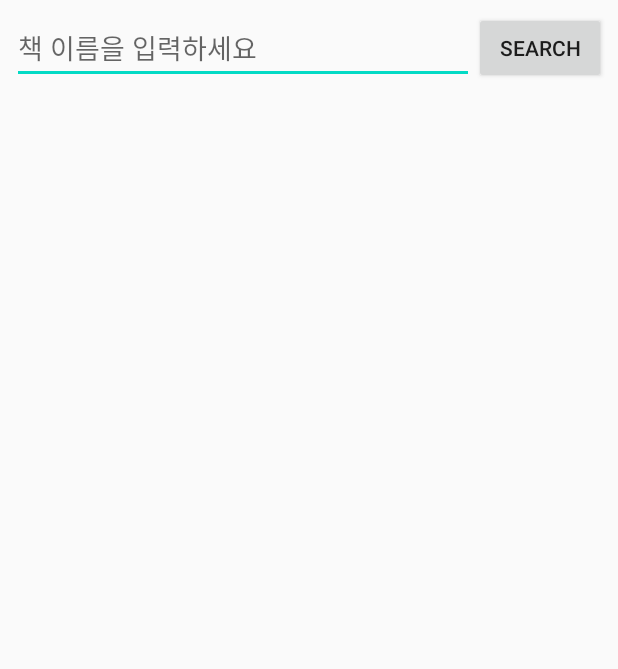
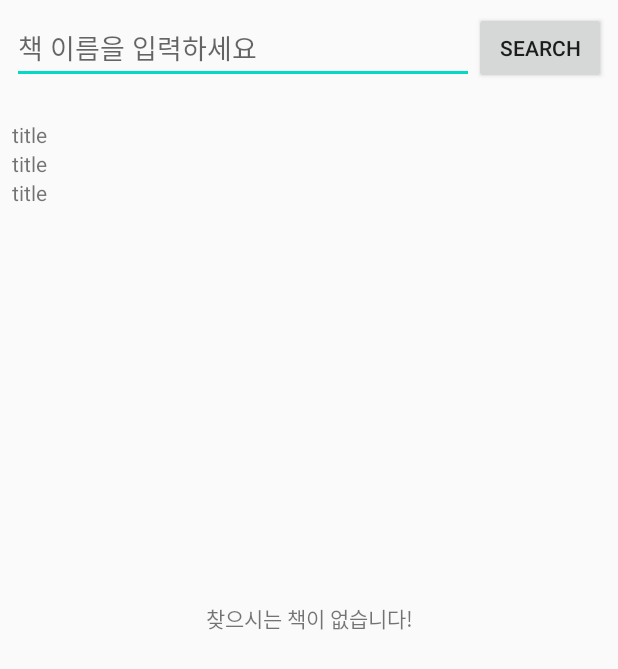
Before and after one commit to kiwi-choe/BookSearchingApp, an Android app: the layout fragment_books.xml on its own in the app's theme, with its tools: preview values and no code run, on a phone screen of 412 x 824 dp. Shown: the top 669 px of the screen. Run offline under Robolectric (Android 15) with nearby library versions, the phone set to English and light mode, and no system bars.

Commit message:
[ADD] Show searched books

```diff
--- a/app/build.gradle
+++ b/app/build.gradle
@@ -43,6 +43,7 @@ dependencies {
     implementation "org.jetbrains.kotlin:kotlin-stdlib:$kotlin_version"
     implementation "androidx.core:core-ktx:$ktxVersion"
     implementation "androidx.appcompat:appcompat:$appCompatVersion"
+    implementation "com.google.android.material:material:$materialVersion"
     implementation "androidx.recyclerview:recyclerview:$recyclerViewVersion"
     implementation "androidx.constraintlayout:constraintlayout:$constraintVersion"
     implementation "androidx.annotation:annotation:$androidXAnnotations"
--- a/app/src/main/res/layout/fragment_books.xml
+++ b/app/src/main/res/layout/fragment_books.xml
@@ -1,31 +1,32 @@
 <?xml version="1.0" encoding="utf-8"?>
 <layout xmlns:android="http://schemas.android.com/apk/res/android"
-    xmlns:app="http://schemas.android.com/apk/res-auto">
+    xmlns:app="http://schemas.android.com/apk/res-auto"
+    xmlns:tools="http://schemas.android.com/tools">
 
     <data>
 
         <variable
             name="viewmodel"
             type="com.example.booksearchingapp.books.BooksViewModel" />
+
+        <import type="android.view.View" />
+
     </data>
 
-    <LinearLayout
+    <androidx.constraintlayout.widget.ConstraintLayout
         android:layout_width="match_parent"
         android:layout_height="match_parent"
         android:layout_margin="8dp"
         android:orientation="vertical">
 
-        <androidx.constraintlayout.widget.ConstraintLayout
-            android:layout_width="match_parent"
-            android:layout_height="wrap_content">
 
         <EditText
             android:id="@+id/edit_books_searching"
             android:layout_width="0dp"
-                android:text="@={viewmodel.searchingQuery}"
             android:layout_height="wrap_content"
             android:hint="@string/please_input_book_title"
             android:inputType="text"
+            android:text="@={viewmodel.searchingQuery}"
             app:layout_constraintEnd_toStartOf="@id/btn_books_searching"
             app:layout_constraintStart_toStartOf="parent"
             app:layout_constraintTop_toTopOf="parent" />
@@ -40,13 +41,31 @@
             app:layout_constraintEnd_toEndOf="parent"
             app:layout_constraintStart_toEndOf="@id/edit_books_searching"
             app:layout_constraintTop_toTopOf="@id/edit_books_searching" />
-        </androidx.constraintlayout.widget.ConstraintLayout>
 
         <androidx.recyclerview.widget.RecyclerView
             android:id="@+id/list_books"
             android:layout_width="match_parent"
-            android:layout_height="wrap_content"
+            android:layout_height="0dp"
             android:layout_marginTop="24dp"
-            app:layoutManager="androidx.recyclerview.widget.LinearLayoutManager" />
-    </LinearLayout>
+            android:visibility="@{viewmodel.empty ? View.GONE : View.VISIBLE}"
+            app:items="@{viewmodel.books}"
+            app:layoutManager="androidx.recyclerview.widget.LinearLayoutManager"
+            app:layout_constraintBottom_toBottomOf="parent"
+            app:layout_constraintEnd_toEndOf="parent"
+            app:layout_constraintStart_toStartOf="parent"
+            app:layout_constraintTop_toBottomOf="@id/edit_books_searching"
+            tools:listitem="@layout/item_book"
+            tools:visibility="visible" />
+
+        <!-- empty list -->
+
+        <TextView
+            android:id="@+id/txt_no_books"
+            android:layout_width="match_parent"
+            android:layout_height="match_parent"
+            android:gravity="center"
+            android:text="@string/no_books"
+            android:visibility="@{viewmodel.empty ? View.VISIBLE : View.GONE}"
+            tools:visibility="visible" />
+    </androidx.constraintlayout.widget.ConstraintLayout>
 </layout>
--- /dev/null
+++ b/app/src/main/res/layout/item_book.xml
@@ -0,0 +1,27 @@
+<?xml version="1.0" encoding="utf-8"?>
+<layout xmlns:tools="http://schemas.android.com/tools">
+
+    <data>
+
+        <variable
+            name="viewmodel"
+            type="com.example.booksearchingapp.books.BooksViewModel" />
+
+        <variable
+            name="book"
+            type="com.example.booksearchingapp.data.Book" />
+    </data>
+
+    <FrameLayout xmlns:android="http://schemas.android.com/apk/res/android"
+        android:layout_width="match_parent"
+        android:layout_height="wrap_content">
+
+        <TextView
+            android:id="@+id/txt_item_book_title"
+            android:layout_width="match_parent"
+            android:layout_height="wrap_content"
+            android:text="@{book.title}"
+            tools:text="title" />
+    </FrameLayout>
+
+</layout>
--- a/app/src/main/res/values/strings.xml
+++ b/app/src/main/res/values/strings.xml
@@ -2,4 +2,5 @@
     <string name="app_name">Book Searching App</string>
     <string name="please_input_book_title">책 이름을 입력하세요</string>
     <string name="please_input_text">글자를 입력해주세요</string>
+    <string name="no_books">찾으시는 책이 없습니다!</string>
 </resources>
--- a/build.gradle
+++ b/build.gradle
@@ -43,6 +43,7 @@ ext {
     okhttpLoggingVersion = '4.8.0'
     pagingVersion = '3.0.0-alpha02'
     hiltViewModelVersion = '1.0.0-alpha02'
+    materialVersion = '1.3.0'
 
     archTestingVersion = '2.1.0'
     junitVersion = '4.13'
```
Also changed, not shown: app/src/main/java/com/example/booksearchingapp/BindingAdapters.kt (added, +13 -0 lines), app/src/main/java/com/example/booksearchingapp/books/BooksAdapter.kt (added, +53 -0 lines), app/src/main/java/com/example/booksearchingapp/books/BooksFragment.kt (+23 -7 lines), app/src/main/java/com/example/booksearchingapp/books/BooksViewModel.kt (+21 -8 lines). Lines whose indentation alone changed are shown as unchanged.
